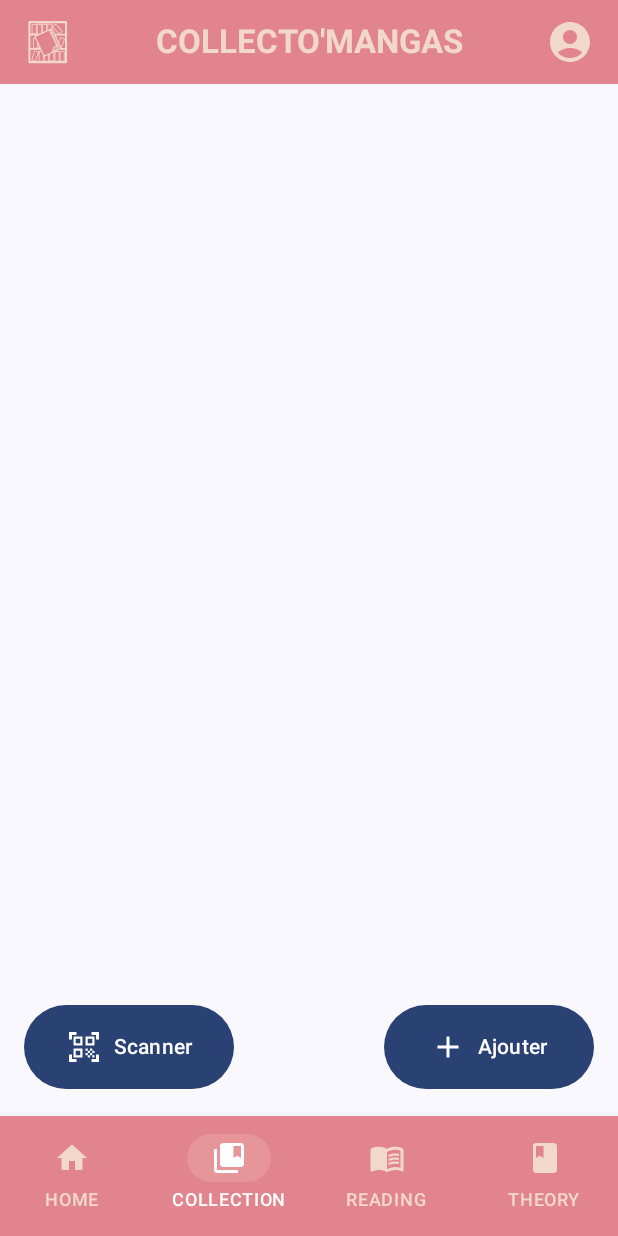
After one commit to Lecureur-Arthur/CollectoMangas, an Android app built with Jetpack Compose: the MainCollectionScreen screen opened through its navigation route, on a phone screen of 412 x 824 dp. The commit adds this screen. Run offline under Robolectric (Android 15) with nearby library versions, the phone set to English and light mode, and no system bars; our stand-ins replace Firebase (no records; nobody signed in at launch, a user with empty details on screens opened directly).

Commit message:
Ajout du systeme de navigation dans la page collection

```diff
--- a/app/build.gradle.kts
+++ b/app/build.gradle.kts
@@ -3,6 +3,8 @@ plugins {
     alias(libs.plugins.kotlin.android)
     alias(libs.plugins.kotlin.compose)
     id("com.google.gms.google-services") // ajoute ce plugin ici
+    kotlin("plugin.serialization") version "2.0.21"
+
 }
 
 android {
--- /dev/null
+++ b/app/src/main/java/com/example/collectomangas/ui/screens/MainCollectionScreen.kt
@@ -0,0 +1,18 @@
+package com.example.collectomangas.ui.screens
+
+import androidx.compose.foundation.layout.*
+import androidx.compose.material3.*
+import androidx.compose.runtime.*
+import androidx.compose.ui.Modifier
+import com.example.collectomangas.ui.screens.collection.NavigationCollection
+import com.google.firebase.firestore.FirebaseFirestore
+
+
+@OptIn(ExperimentalMaterial3Api::class)
+@Composable
+fun MainCollectionScreen(modifier: Modifier = Modifier) {
+
+    Scaffold() { innerPadding ->
+        NavigationCollection(modifier = Modifier.padding(innerPadding))
+    }
+}
--- a/app/src/main/java/com/example/collectomangas/ui/screens/MainScreen.kt
+++ b/app/src/main/java/com/example/collectomangas/ui/screens/MainScreen.kt
@@ -5,20 +5,15 @@ import androidx.compose.foundation.layout.padding
 import androidx.compose.material3.Scaffold
 import androidx.compose.material3.Surface
 import androidx.compose.runtime.Composable
-import androidx.compose.runtime.getValue
-import androidx.compose.runtime.mutableStateOf
-import androidx.compose.runtime.remember
-import androidx.compose.runtime.setValue
 import androidx.compose.ui.Modifier
 import androidx.compose.ui.graphics.Color
-import androidx.navigation.NavHost
+import androidx.navigation.compose.NavHost
+import androidx.navigation.compose.composable
 import androidx.navigation.compose.rememberNavController
 import com.example.collectomangas.ui.components.Footer
 import com.example.collectomangas.ui.components.Header
 import com.example.collectomangas.ui.navigation.BottomNavItem
 import com.example.collectomangas.ui.theme.LightColorScheme
-import androidx.navigation.compose.composable
-import androidx.navigation.compose.NavHost
 
 
 @Composable
@@ -42,7 +37,7 @@ fun MainScreen() {
                 modifier = Modifier.padding(padding)
             ) {
                 composable(BottomNavItem.Home.route) { AccueilScreen(Modifier.padding(padding)) }
-                composable(BottomNavItem.Collection.route) { CollectionScreen(Modifier.padding(padding)) }
+                composable(BottomNavItem.Collection.route) { MainCollectionScreen(Modifier.padding(padding)) }
                 composable(BottomNavItem.Read.route) { LectureScreen(Modifier.padding(padding)) }
                 composable(BottomNavItem.Theory.route) { TheorieScreen(Modifier.padding(padding)) }
             }
--- /dev/null
+++ b/app/src/main/java/com/example/collectomangas/ui/screens/collection/CollectionScreen.kt
@@ -0,0 +1,115 @@
+package com.example.collectomangas.ui.screens.collection
+
+import androidx.compose.foundation.layout.*
+import androidx.compose.foundation.rememberScrollState
+import androidx.compose.foundation.verticalScroll
+import androidx.compose.material.icons.Icons
+import androidx.compose.material.icons.filled.Add
+import androidx.compose.material.icons.filled.QrCodeScanner
+import androidx.compose.material3.*
+import androidx.compose.runtime.*
+import androidx.compose.ui.Alignment
+import androidx.compose.ui.Modifier
+import androidx.compose.ui.unit.dp
+import androidx.navigation.NavController
+import com.example.collectomangas.data.api.ApiClient
+import com.example.collectomangas.ui.components.MangaCard
+import com.example.collectomangas.ui.modal.AddMangaDialog
+import com.google.firebase.firestore.FirebaseFirestore
+
+@Composable
+fun CollectionScreen(navController: NavController) {
+    var showAddDialog by remember { mutableStateOf(false) }
+
+    var mangaTitles by remember { mutableStateOf(listOf<String>()) }
+
+    val db = FirebaseFirestore.getInstance()
+
+
+    // Charger les mangas depuis Firestore au lancement
+    LaunchedEffect(Unit) {
+        db.collection("mangas")
+            .get()
+            .addOnSuccessListener { result ->
+                mangaTitles = result.documents.mapNotNull { it.getString("title") }
+            }
+            .addOnFailureListener {
+                mangaTitles = listOf()
+            }
+    }
+    Box(
+        modifier = Modifier
+//            .padding(
+//                top = innerPadding.calculateTopPadding(),
+//                bottom = innerPadding.calculateBottomPadding()
+//            )
+            .fillMaxSize()
+    ) {
+        val scrollState = rememberScrollState()
+
+        Column(
+            modifier = Modifier
+                .fillMaxSize()
+                .verticalScroll(scrollState)
+                .padding(bottom = 100.dp)
+        ) {
+            mangaTitles.forEach { title ->
+                MangaCard(title = title)
+            }
+        }
+
+        Row(
+            modifier = Modifier
+                .align(Alignment.BottomCenter)
+                .fillMaxWidth()
+                .padding(horizontal = 16.dp, vertical = 8.dp)
+                .padding(bottom = 10.dp),
+            horizontalArrangement = Arrangement.SpaceBetween,
+            verticalAlignment = Alignment.CenterVertically
+        ) {
+            Button(
+                onClick = {
+                    navController.navigate(RouteComingSoonScreen)
+                },
+                modifier = Modifier
+                    .height(56.dp)
+                    .width(140.dp)
+            ) {
+                Icon(Icons.Filled.QrCodeScanner, contentDescription = "Scanner")
+                Spacer(modifier = Modifier.width(8.dp))
+                Text("Scanner")
+            }
+
+            Button(
+                onClick = {
+                    showAddDialog = true
+                },
+                modifier = Modifier
+                    .height(56.dp)
+                    .width(140.dp)
+            ) {
+                Icon(Icons.Filled.Add, contentDescription = "Ajouter")
+                Spacer(modifier = Modifier.width(8.dp))
+                Text("Ajouter")
+            }
+        }
+
+        if (showAddDialog) {
+            AddMangaDialog(
+                onAdd = { newTitle ->
+                    // Ajout dans Firestore
+                    val newManga = hashMapOf("title" to newTitle)
+                    db.collection("mangas")
+                        .add(newManga)
+                        .addOnSuccessListener {
+                            // Mettre à jour la liste locale
+                            mangaTitles = mangaTitles + newTitle
+                        }
+                    showAddDialog = false
+                },
+                onDismiss = { showAddDialog = false },
+                kitsuApi = ApiClient.kitsuService
+            )
+        }
+    }
+}
--- /dev/null
+++ b/app/src/main/java/com/example/collectomangas/ui/screens/collection/NavigationCollection.kt
@@ -0,0 +1,41 @@
+package com.example.collectomangas.ui.screens.collection
+
+import androidx.compose.runtime.Composable
+import androidx.compose.ui.Modifier
+import androidx.navigation.compose.NavHost
+import androidx.navigation.compose.composable
+import androidx.navigation.compose.rememberNavController
+import androidx.navigation.toRoute
+import com.example.collectomangas.ui.screens.ComingSoonScreen
+import com.example.collectomangas.ui.screens.DetailsMangaScreen
+import kotlinx.serialization.Serializable
+
+@Composable
+fun NavigationCollection(modifier: Modifier =Modifier) {
+    // Remember the NavController
+    val navController = rememberNavController()
+
+    // Set up the navigation graph
+    NavHost(navController = navController, startDestination = RouteCollectionScreen) {
+        composable<RouteCollectionScreen> {
+            CollectionScreen(navController)
+        }
+        composable<RouteComingSoonScreen> {
+            ComingSoonScreen(navController)
+        }
+        composable<RouteDetailsMangaScreen> {
+            val title = it.toRoute < RouteDetailsMangaScreen > ().title
+            DetailsMangaScreen(title)
+        }
+    }
+}
+
+
+@Serializable
+object RouteCollectionScreen
+
+@Serializable
+data class RouteDetailsMangaScreen(val title: String)
+
+@Serializable
+object RouteComingSoonScreen
```
Also changed, not shown: app/src/main/java/com/example/collectomangas/Navigation.kt (deleted, +0 -64 lines), app/src/main/java/com/example/collectomangas/ui/screens/CollectionScreen.kt (deleted, +0 -124 lines), app/src/main/java/com/example/collectomangas/ui/screens/ComingSoonScreen.kt (+7 -14 lines).
